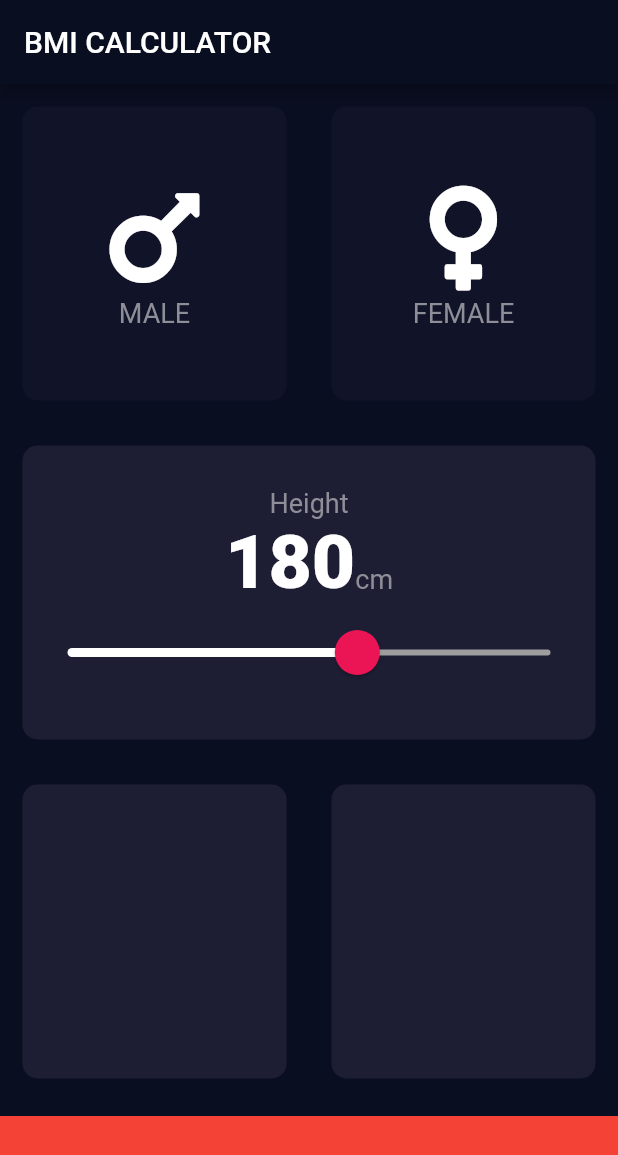
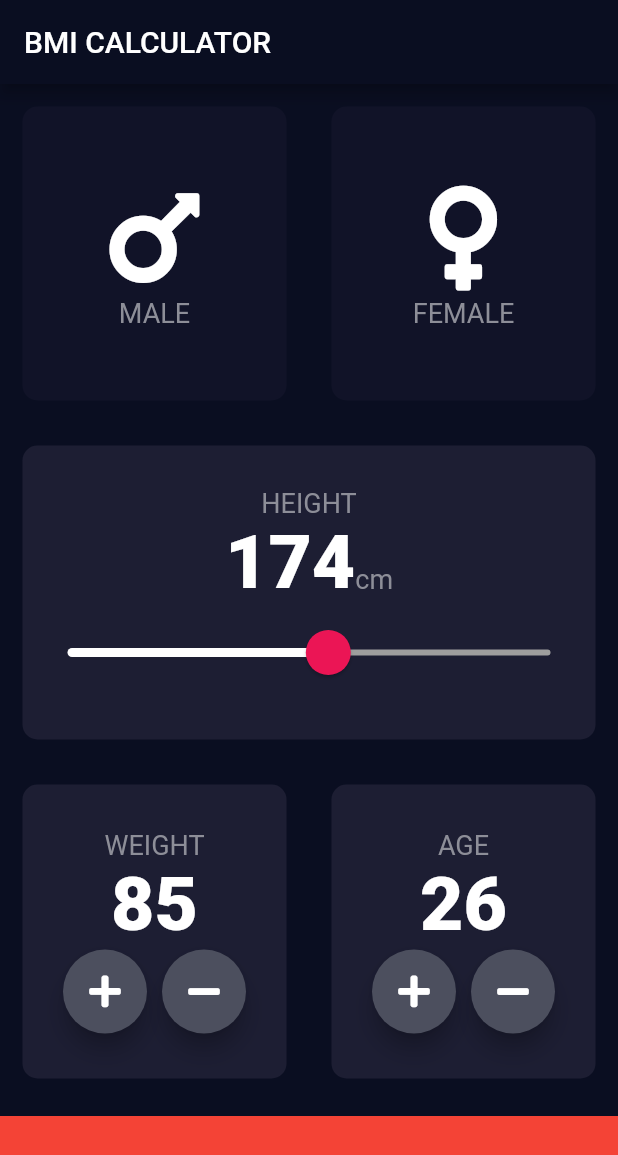
Before and after one commit to fomagran/Flutter-Example, a Flutter app: the screen it shows after launch, on a phone screen of 412 x 824 dp. Shown: the top 1155 px of the screen. Run offline on Flutter 3.47's test engine with Material 2 defaults, Android fonts, the phone set to English and light mode, and no system bars; our stand-ins replace font_awesome_flutter.

Commit message:
Weight,Age 만들고 플러스 마이너스 누를때마다 바뀌게 하기

```diff
--- a/lib/input_page.dart
+++ b/lib/input_page.dart
@@ -11,7 +11,9 @@ class InputPage extends StatefulWidget {
 
 class _InputPageState extends State<InputPage> {
   Gender selectedGender;
-  int height = 180;
+  int height = 174;
+  int weight = 85;
+  int age = 26;
 
   @override
   Widget build(BuildContext context) {
@@ -62,7 +64,7 @@ class _InputPageState extends State<InputPage> {
                   mainAxisAlignment: MainAxisAlignment.center,
                   children: <Widget>[
                     Text(
-                      "Height",
+                      "HEIGHT",
                       style: labelTextStyle,
                     ),
                     Row(
@@ -110,10 +112,86 @@ class _InputPageState extends State<InputPage> {
                 child: Row(
               children: [
                 Expanded(
-                  child: ReusableCard(colour: activeCardColor),
+                  child: ReusableCard(
+                    colour: activeCardColor,
+                    cardChild: Column(
+                      mainAxisAlignment: MainAxisAlignment.center,
+                      children: [
+                        Text(
+                          "WEIGHT",
+                          style: labelTextStyle,
+                        ),
+                        Text(
+                          weight.toString(),
+                          style: numberTextStyle,
+                        ),
+                        Row(
+                            mainAxisAlignment: MainAxisAlignment.center,
+                            children: <Widget>[
+                              RoundIconButton(
+                                icon: FontAwesomeIcons.plus,
+                                onPressed: () {
+                                  setState(() {
+                                    weight++;
+                                  });
+                                },
+                              ),
+                              SizedBox(
+                                width: 10.0,
+                              ),
+                              RoundIconButton(
+                                icon: FontAwesomeIcons.minus,
+                                onPressed: () {
+                                  setState(() {
+                                    weight--;
+                                  });
+                                },
+                              )
+                            ])
+                      ],
+                    ),
+                  ),
                 ),
                 Expanded(
-                  child: ReusableCard(colour: activeCardColor),
+                  child: ReusableCard(
+                    colour: activeCardColor,
+                    cardChild: Column(
+                      mainAxisAlignment: MainAxisAlignment.center,
+                      children: [
+                        Text(
+                          "AGE",
+                          style: labelTextStyle,
+                        ),
+                        Text(
+                          age.toString(),
+                          style: numberTextStyle,
+                        ),
+                        Row(
+                            mainAxisAlignment: MainAxisAlignment.center,
+                            children: <Widget>[
+                              RoundIconButton(
+                                icon: FontAwesomeIcons.plus,
+                                onPressed: () {
+                                  setState(() {
+                                    age++;
+                                  });
+                                },
+                              ),
+                              SizedBox(
+                                width: 10.0,
+                              ),
+                              RoundIconButton(
+                                icon: FontAwesomeIcons.minus,
+                                onPressed: () {
+                                  setState(() {
+                                    age--;
+                                  });
+                                },
+                              )
+                            ])
+                      ],
+                    ),
+                  ),
                 )
               ],
             )),
@@ -127,3 +205,22 @@ class _InputPageState extends State<InputPage> {
         ));
   }
 }
+
+class RoundIconButton extends StatelessWidget {
+  RoundIconButton({@required this.icon, @required this.onPressed});
+
+  final IconData icon;
+  final Function onPressed;
+
+  @override
+  Widget build(BuildContext context) {
+    return RawMaterialButton(
+      child: Icon(icon),
+      onPressed: onPressed,
+      elevation: 6.0,
+      constraints: BoxConstraints.tightFor(width: 56.0, height: 56.0),
+      shape: CircleBorder(),
+      fillColor: Color(0xFF4C4F5E),
+    );
+  }
+}
```
